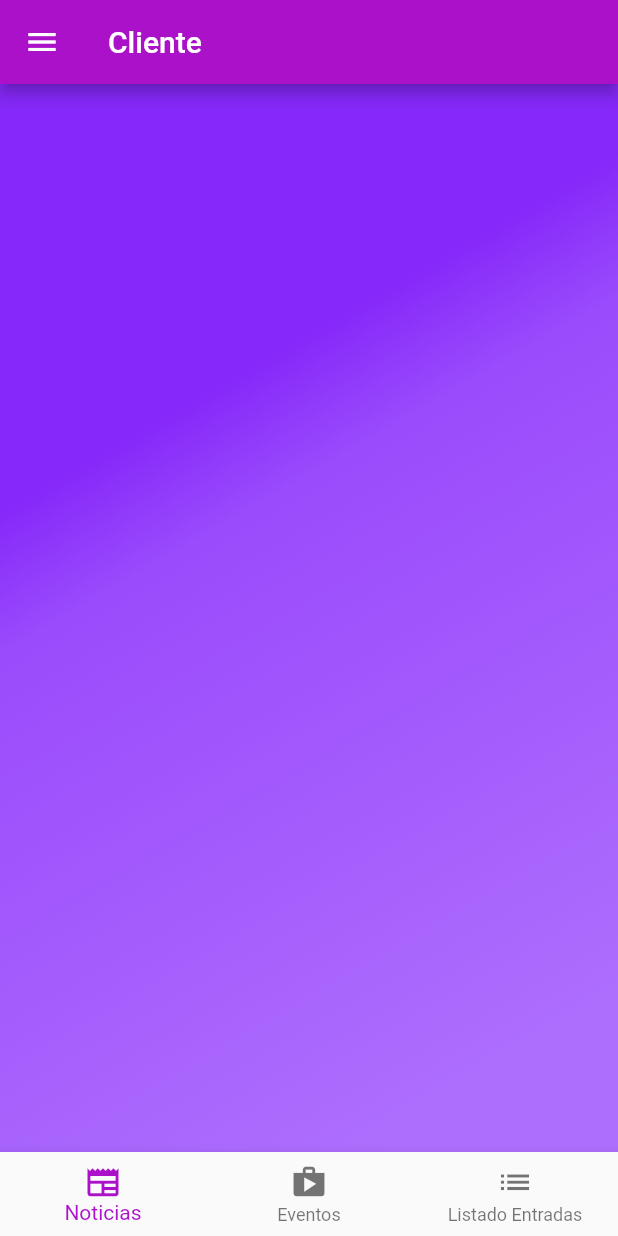
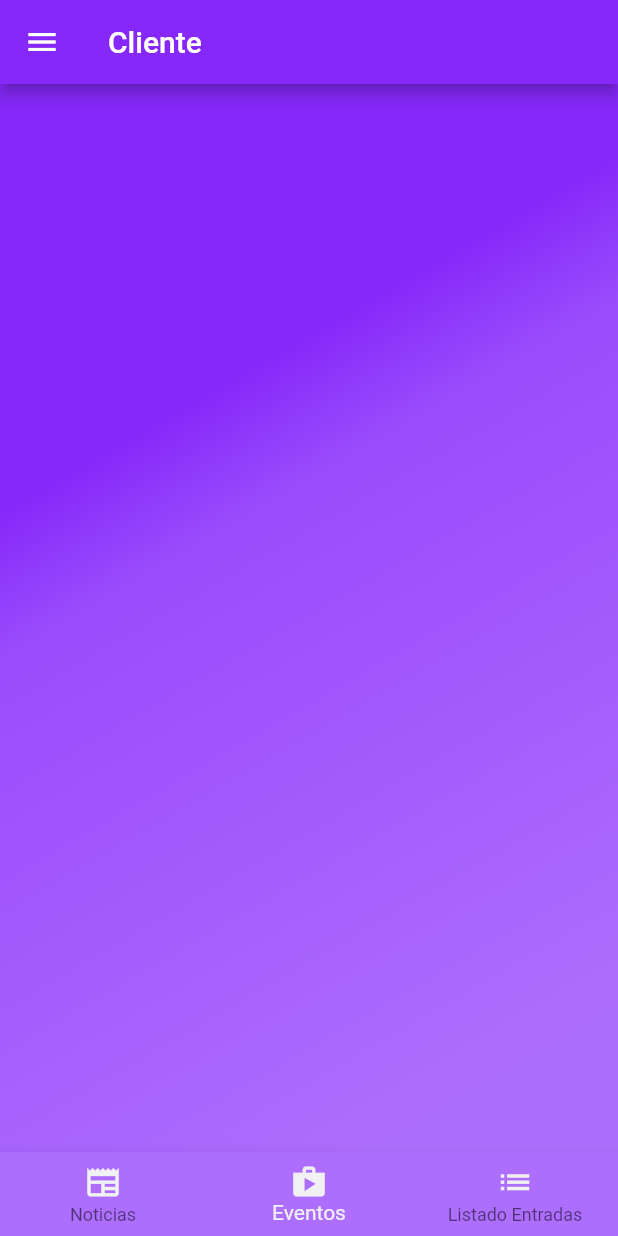
Before and after one commit to renrevm/salvandoalsoldadoalvarez, a Flutter app: the screen it shows after launch, after a tap on "Google", on a phone screen of 412 x 824 dp. Run offline on Flutter 3.47's test engine with Material 2 defaults, Android fonts, the phone set to English and light mode, and no system bars; our stand-ins replace cloud_firestore, firebase_auth, firebase_core, google_sign_in, material_design_icons_flutter; accounts and stored records are empty; network calls fail.

Commit message:
Edité un poco el diseño del cliente

```diff
--- a/dam_c3_cliente/lib/pages/home_client_page2.dart
+++ b/dam_c3_cliente/lib/pages/home_client_page2.dart
@@ -1,3 +1,4 @@
+import 'package:dam_c3_cliente/constant.dart';
 import 'package:flutter/material.dart';
 
 import '../clientpages/portada_noticias_page.dart';
@@ -14,10 +15,10 @@ class HomeClientPage2 extends StatefulWidget {
 }
 
 class _HomeClientPage2State extends State<HomeClientPage2> {
-  int paginaSel = 0;
+  int paginaSel = 1;
   final paginas = [
+    ComprarEntradasPage(),
     PortadaNoticiasPage(),
-    ComprarEntradasPage(),
     ListarEntradasCompPage()
   ];
 
@@ -26,12 +27,13 @@ class _HomeClientPage2State extends State<HomeClientPage2> {
     return Scaffold(
       appBar: AppBar(
         title: Text('Cliente'),
-        backgroundColor: Color.fromARGB(255, 170, 17, 201),
+        backgroundColor: Color(kPrimaryColor),
       ),
       drawer: MenuPage(widget.nombre, widget.correo, widget.url),
       body: paginas[paginaSel],
       bottomNavigationBar: BottomNavigationBar(
         //type: BottomNavigationBarType.fixed,
+        backgroundColor: Color(kTerciaryColor),
         type: BottomNavigationBarType.fixed,
         currentIndex: paginaSel,
         onTap: (index) {
@@ -40,16 +42,30 @@ class _HomeClientPage2State extends State<HomeClientPage2> {
             paginaSel = index;
           });
         },
-        selectedItemColor: Color.fromARGB(255, 170, 17, 201),
+        selectedItemColor: Color(kAccentColor1),
         iconSize: 25.0,
         selectedFontSize: 14.0,
         unselectedFontSize: 12.0,
         items: [
           BottomNavigationBarItem(
-              icon: Icon(Icons.newspaper), label: 'Noticias'),
-          BottomNavigationBarItem(icon: Icon(Icons.shop), label: 'Eventos'),
+            icon: Icon(
+              Icons.newspaper,
+              color: Color(kAccentColor1),
+            ),
+            label: 'Noticias',
+          ),
           BottomNavigationBarItem(
-              icon: Icon(Icons.list), label: 'Listado Entradas'),
+              icon: Icon(
+                Icons.shop,
+                color: Color(kAccentColor1),
+              ),
+              label: 'Eventos'),
+          BottomNavigationBarItem(
+              icon: Icon(
+                Icons.list,
+                color: Color(kAccentColor1),
+              ),
+              label: 'Listado Entradas'),
         ],
       ),
     );
```
